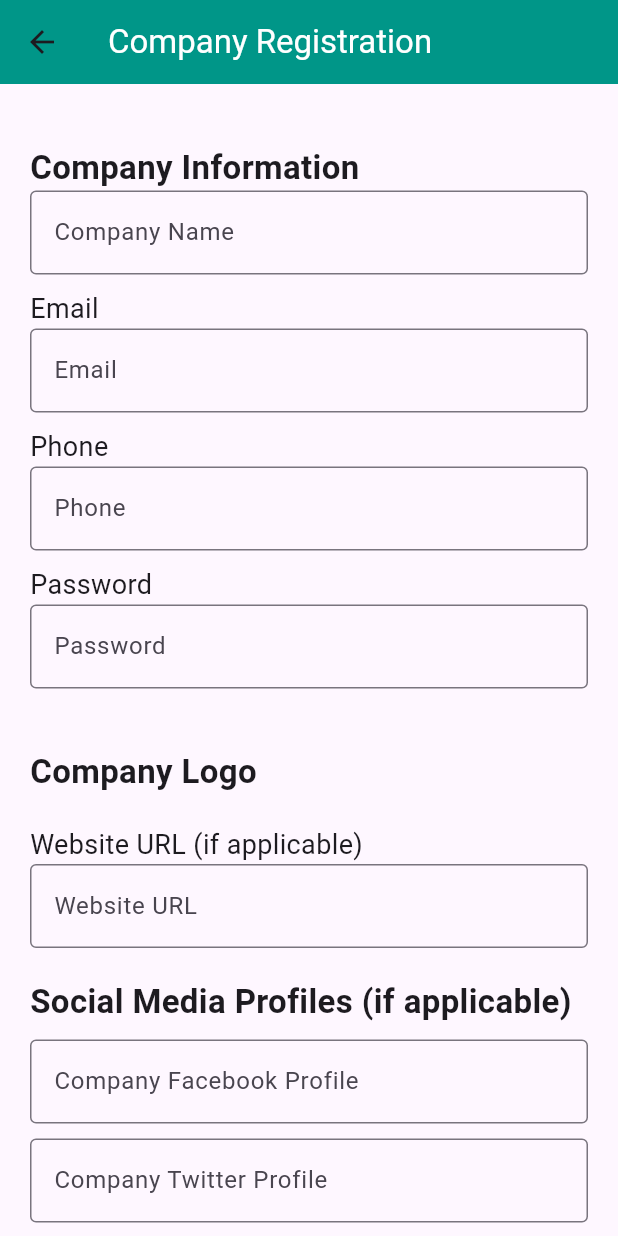
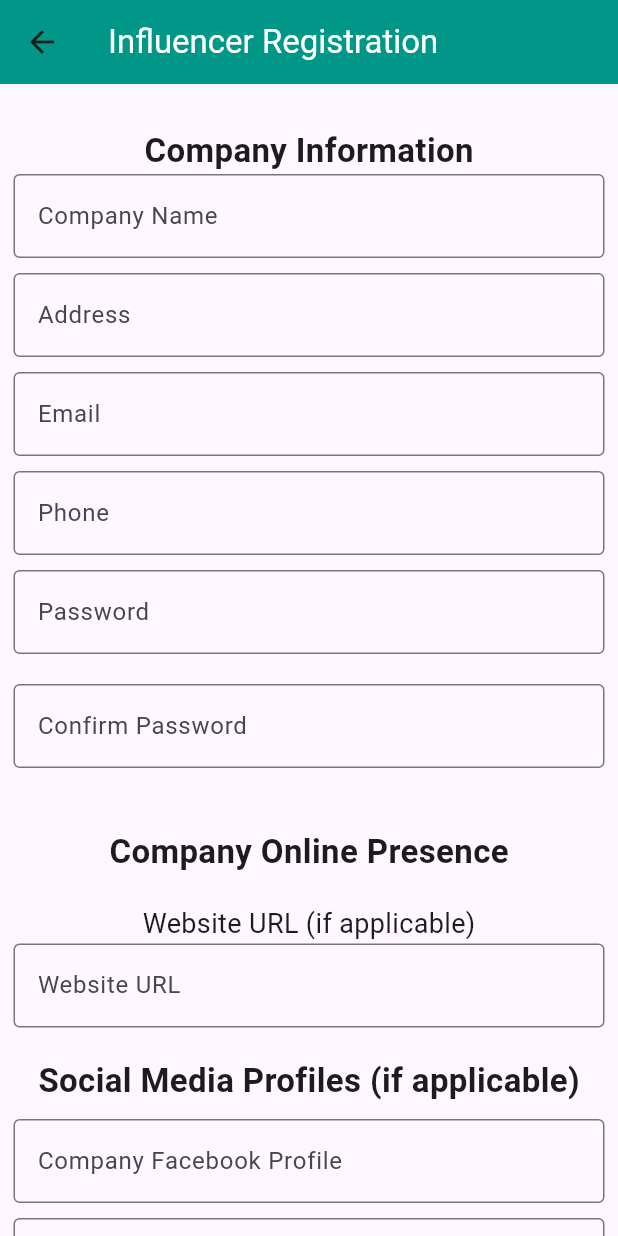
Before and after one commit to ruchibajra/TrendMaster-MobileApp, a Flutter app: the CompanyRegistrationScreen screen opened directly, on a phone screen of 412 x 824 dp. Run offline on Flutter 3.47's test engine with Material 3 defaults, Android fonts, the phone set to English and light mode, and no system bars; our stand-ins replace cloud_firestore, firebase_auth, firebase_core, fluttertoast, google_fonts; missing offline and left inert: firebase_app_check, firebase_app_check_platform_interface; accounts and stored records are empty.

Commit message:
company registration with firebase completed

```diff
--- a/lib/model/user_model.dart
+++ b/lib/model/user_model.dart
@@ -64,3 +64,54 @@ class UserModel {
     };
   }
 }
+
+class CompanyModel{
+  String? uid;
+  String? name;
+  String? address;
+  String? email;
+  String? phone;
+  String? website;
+  String? facebook;
+  String? twitter;
+  String? linkedin;
+  String? description;
+  String? userType;
+
+  CompanyModel({this.uid, this.name, this.address, this.email, this.phone, this.website, this.facebook, this.twitter, this.linkedin, this.description, this.userType});
+
+  // receiving data from server
+  factory CompanyModel.fromMap(map){
+    return CompanyModel(
+      uid: map['uid'],
+      name: map['name'],
+      address: map['address'],
+      email: map['email'],
+      phone: map['phone'],
+      website: map['website'],
+      facebook: map['facebook'],
+      twitter: map['twitter'],
+      linkedin: map['linkedin'],
+      description: map['description'],
+      userType: map['userType'],
+    );
+  }
+
+  // sending data to server
+  Map<String, dynamic> toMap() {
+    return {
+      'name': name,
+      'address': address,
+      'email': email,
+      'phone': phone,
+      'website': website,
+      'facebook': facebook,
+      'twitter': twitter,
+      'linkedin': linkedin,
+      'description': description,
+      'userType': userType,
+    };
+  }
+
+
+}
--- a/lib/pages/company_registration.dart
+++ b/lib/pages/company_registration.dart
@@ -1,4 +1,11 @@
+import 'package:cloud_firestore/cloud_firestore.dart';
+import 'package:firebase_app_check/firebase_app_check.dart';
+import 'package:firebase_auth/firebase_auth.dart';
 import 'package:flutter/material.dart';
+import 'package:fluttertoast/fluttertoast.dart';
+import 'package:trendmasterass2/model/user_model.dart';
+
+import 'company_homepage.dart';
 
 class CompanyRegistrationScreen extends StatefulWidget {
   @override
@@ -9,28 +16,27 @@ class CompanyRegistrationScreen extends StatefulWidget {
 class _CompanyRegistrationScreenState
     extends State<CompanyRegistrationScreen> {
   TextEditingController companyNameController = TextEditingController();
+  TextEditingController addressController = TextEditingController();
   TextEditingController emailController = TextEditingController();
   TextEditingController phoneController = TextEditingController();
-  TextEditingController passwordController = TextEditingController(); // Added password controller
+  TextEditingController passwordController = TextEditingController();
+  TextEditingController confirmPasswordController = TextEditingController();
   TextEditingController websiteController = TextEditingController();
   TextEditingController facebookController = TextEditingController();
   TextEditingController twitterController = TextEditingController();
   TextEditingController linkedinController = TextEditingController();
+  TextEditingController descriptionController = TextEditingController();
 
-  @override
-  Widget build(BuildContext context) {
-    return Scaffold(
-      appBar: AppBar(
-        title: Text('Company Registration'),
-        // backgroundColor: Colors.red, // Change the app bar background color to red
-      ),
-      body: Center(
-        child: SingleChildScrollView(
-          padding: EdgeInsets.all(20.0),
-          child: Column(
-            crossAxisAlignment: CrossAxisAlignment.start,
-            children: <Widget>[
+  FirebaseAuth _auth = FirebaseAuth.instance;
+  FirebaseFirestore _firestore = FirebaseFirestore.instance;
+  // FirebaseAppCheck firebaseAppCheck = FirebaseAppCheck.getInstance();
+  // firebaseAppCheck.installAppCheckProviderFactory(AppCheckProviderFactory.getInstance());
 
+  Widget companyInformation(){
+    return Column(
+      crossAxisAlignment: CrossAxisAlignment.center,
+      mainAxisAlignment: MainAxisAlignment.center,
+      children: [
         SizedBox(height: 20),
         Text(
           'Company Information',
@@ -47,12 +53,15 @@ class _CompanyRegistrationScreenState
           ),
         ),
         SizedBox(height: 10),
-              Text(
-                'Email',
-                style: TextStyle(
-                  fontSize: 18,
+
+        TextFormField(
+          controller: addressController,
+          decoration: InputDecoration(
+            labelText: 'Address',
+            border: OutlineInputBorder(),
           ),
         ),
+        SizedBox(height: 10),
         TextFormField(
           controller: emailController,
           decoration: InputDecoration(
@@ -61,12 +70,6 @@ class _CompanyRegistrationScreenState
           ),
         ),
         SizedBox(height: 10),
-              Text(
-                'Phone',
-                style: TextStyle(
-                  fontSize: 18,
-                ),
-              ),
         TextFormField(
           controller: phoneController,
           decoration: InputDecoration(
@@ -75,12 +78,6 @@ class _CompanyRegistrationScreenState
           ),
         ),
         SizedBox(height: 10),
-              Text(
-                'Password', // Added Password Field
-                style: TextStyle(
-                  fontSize: 18,
-                ),
-              ),
         TextFormField(
           controller: passwordController,
           obscureText: true,
@@ -90,10 +87,28 @@ class _CompanyRegistrationScreenState
           ),
         ),
         SizedBox(height: 20),
+        TextFormField(
+          controller: confirmPasswordController,
+          obscureText: true,
+          decoration: InputDecoration(
+            labelText: 'Confirm Password',
+            border: OutlineInputBorder(),
+          ),
+        ),
+        SizedBox(height: 20),
+      ],
+    );
+  }
 
+  //Online Presence
+  Widget onlinePresence(){
+    return Column(
+      crossAxisAlignment: CrossAxisAlignment.center,
+      mainAxisAlignment: MainAxisAlignment.center,
+      children: [
         SizedBox(height: 20),
         Text(
-                'Company Logo',
+          'Company Online Presence',
           style: TextStyle(
             fontSize: 22,
             fontWeight: FontWeight.bold,
@@ -116,6 +131,17 @@ class _CompanyRegistrationScreenState
           ),
         ),
         SizedBox(height: 20),
+      ],
+    );
+
+  }
+
+  //Social Media Profiles
+  Widget socialMediaProfile(){
+    return Column(
+      crossAxisAlignment: CrossAxisAlignment.center,
+      mainAxisAlignment: MainAxisAlignment.center,
+      children: [
         Text(
           'Social Media Profiles (if applicable)',
           style: TextStyle(
@@ -148,17 +174,101 @@ class _CompanyRegistrationScreenState
           ),
         ),
         SizedBox(height: 20),
+      ],
+    );
+  }
+
+  // Description Section
+  Widget buildDescription() {
+    return Column(
+      children: [
+        SizedBox(height: 20),
+        Text(
+          'Description',
+          style: TextStyle(
+            fontSize: 22,
+            fontWeight: FontWeight.bold,
+          ),
+        ),
+        SizedBox(height: 10),
+        TextFormField(
+          controller: descriptionController,
+          maxLines: 3,
+          decoration: InputDecoration(
+            labelText: 'Tell us about your company',
+            border: OutlineInputBorder(),
+          ),
+        ),
+      ],
+    );
+  }
+
+  //Signup Function
+  void signUp(String email, String password) async {
+    // if (_formKey.currentState!.validate)
+    await _auth.createUserWithEmailAndPassword(email: email, password: password)
+        .then((value) => postDetailsToFirestore());
+  }
+
+  postDetailsToFirestore() async {
+    FirebaseFirestore firebaseFirestore = FirebaseFirestore.instance;
+    User? user = _auth.currentUser;
+
+    CompanyModel userModel = CompanyModel(
+      email: user!.email,
+      uid: user.uid,
+      userType: 'Company',
+      name: companyNameController.text,
+      address: addressController.text,
+      phone: phoneController.text,
+      website: websiteController.text,
+      linkedin: linkedinController.text,
+      facebook: facebookController.text,
+      twitter: twitterController.text,
+      description: descriptionController.text,
+    );
+
+    await firebaseFirestore
+        .collection("users")
+        .doc(user.uid)
+        .set(userModel.toMap());
+
+    Fluttertoast.showToast(msg: "Account Created Successfully!");
+
+    Navigator.pushAndRemoveUntil(
+        (context), MaterialPageRoute(builder: (context) => CompanyHomePage()), (
+        route) => false);
+  }
+
+
+  @override
+  Widget build(BuildContext context){
+    return Scaffold(
+      appBar: AppBar(
+        title: const Text('Influencer Registration'),
+        backgroundColor: Colors.teal,
+      ),
+      body: SingleChildScrollView(
+        child: Form(
+          child: Padding(
+            padding: const EdgeInsets.all(9.0),
+            child: Column(
+                children: <Widget>[
+                  companyInformation(),
+                  onlinePresence(),
+                  socialMediaProfile(),
+                  buildDescription(),
+                  SizedBox(height: 20),
                   Center(
                     child: ElevatedButton(
                       onPressed: () {
-                    // Implement the company registration logic here.
-                    // You can access the entered data using the controller.text properties.
+                        signUp(emailController.text, passwordController.text);
                       },
                       style: ElevatedButton.styleFrom(
-                    primary: Colors.teal, // Set button color to red
-                    minimumSize: Size(150, 50), // Set button size
+                        primary: Colors.teal,
+                        minimumSize: Size(150, 50),
                       ),
-                  child: Text(
+                      child: const Text(
                         'Register',
                         style: TextStyle(
                           color: Colors.white,
@@ -167,7 +277,8 @@ class _CompanyRegistrationScreenState
                       ),
                     ),
                   ),
-            ],
+                ]
+            ),
           ),
         ),
       ),
```
Also changed, not shown: lib/pages/creator_homepage.dart (added). Lines whose indentation alone changed are shown as unchanged.
